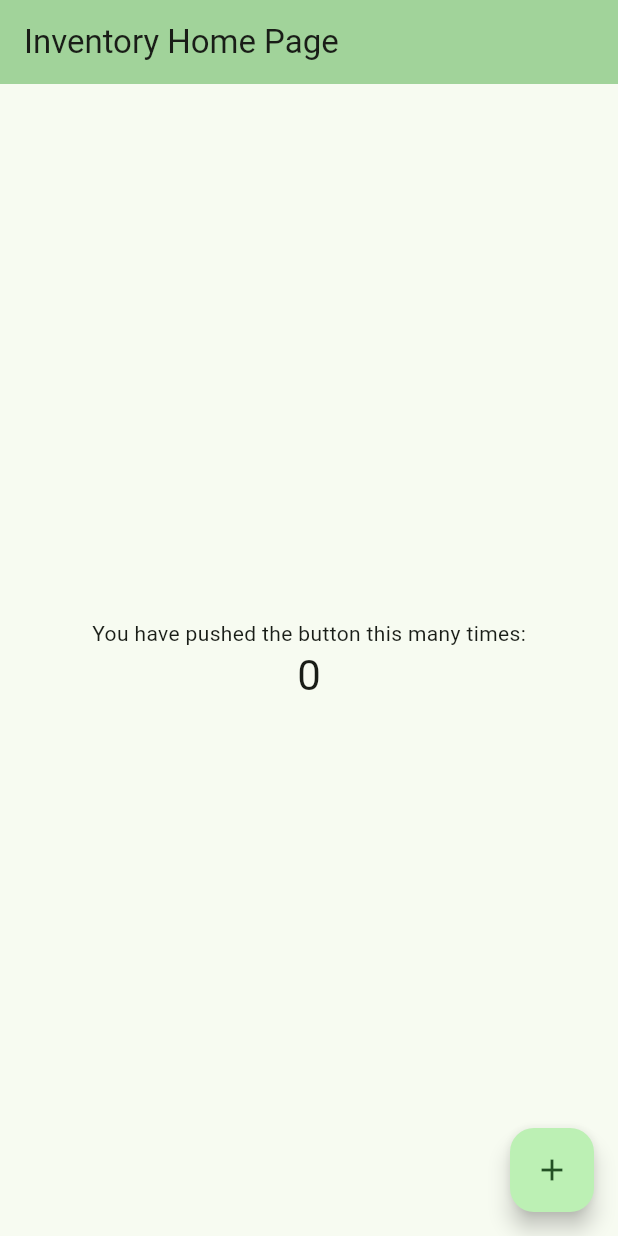
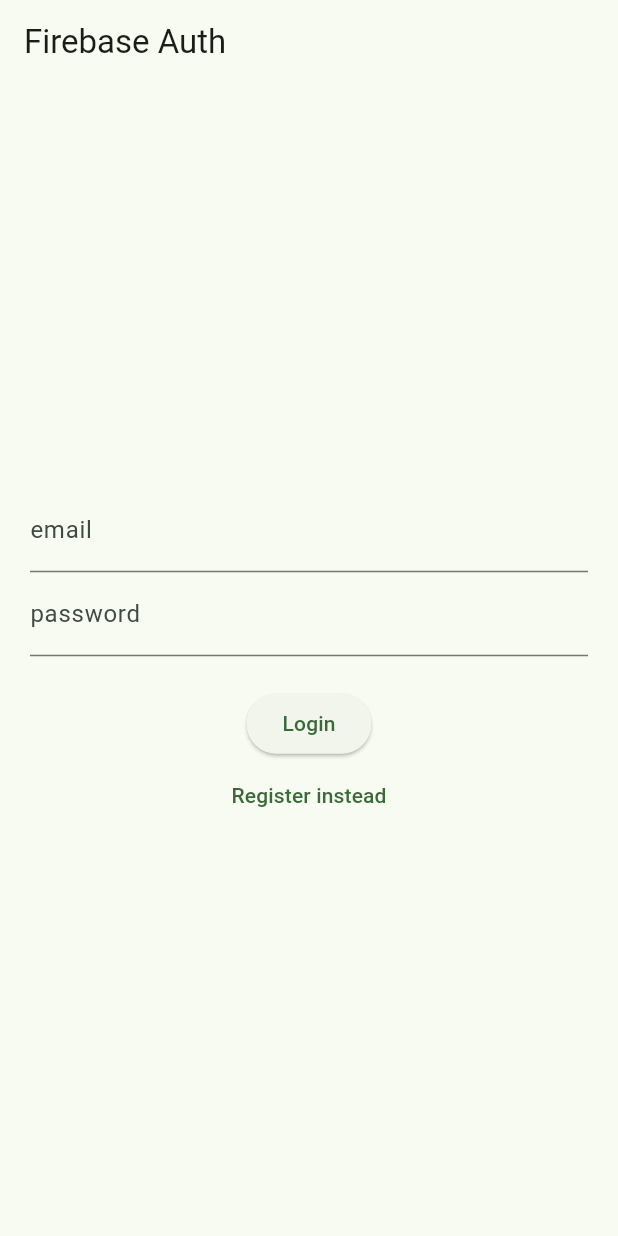
Before and after one commit to babineax/inventory-management-system, a Flutter app: the screen it shows after launch, on a phone screen of 412 x 824 dp. Run offline on Flutter 3.47's test engine with Material 3 defaults, Android fonts, the phone set to English and light mode, and no system bars; our stand-ins replace firebase_auth, firebase_core; accounts and stored records are empty.

Commit message:
attempted auth in a different way

```diff
--- /dev/null
+++ b/lib/auth.dart
@@ -0,0 +1,30 @@
+import 'package:firebase_auth/firebase_auth.dart';
+
+class Auth {
+  final FirebaseAuth _firebaseAuth = FirebaseAuth.instance;
+  User? get currentUser => _firebaseAuth.currentUser;
+  Stream<User?> get authStateChanges => _firebaseAuth.authStateChanges();
+  Future<void> signInWithEmailAndPassword({
+    required String email,
+    required String password,
+  }) async {
+    await _firebaseAuth.signInWithEmailAndPassword(
+      email: email,
+      password: password,
+    );
+  }
+
+  Future<void> createUserWithEmailAndPassword({
+    required String email,
+    required String password,
+  }) async {
+    await _firebaseAuth.createUserWithEmailAndPassword(
+      email: email,
+      password: password,
+    );
+  }
+
+  Future<void> signOut() async {
+    await _firebaseAuth.signOut();
+  }
+}
--- a/lib/main.dart
+++ b/lib/main.dart
@@ -1,6 +1,7 @@
 import 'package:flutter/material.dart';
 import 'package:firebase_core/firebase_core.dart';
 import 'package:inventory_management_system/firebase_options.dart';
+import 'package:inventory_management_system/widget_tree.dart';
 
 // import 'package:auth_firebase/firebase_options.dart';
 // import 'pages/signup/signup.dart';
@@ -41,7 +42,8 @@
         colorScheme: ColorScheme.fromSeed(seedColor: Colors.green),
         useMaterial3: true,
       ),
-      home: const MyHomePage(title: 'Inventory Home Page'),
+      home: const WidgetTree(),
+      //const MyHomePage(title: 'Inventory Home Page'),
     );
   }
 }
--- /dev/null
+++ b/lib/pages/login_register_page.dart
@@ -0,0 +1,106 @@
+import 'package:flutter/material.dart';
+import 'package:firebase_auth/firebase_auth.dart';
+import '../auth.dart';
+
+class LoginPage extends StatefulWidget {
+  const LoginPage({Key? key}) : super(key: key);
+  @override
+  State<LoginPage> createState() => _LoginPageState();
+}
+
+class _LoginPageState extends State<LoginPage> {
+  String? errorMessage = '';
+
+  bool isLogin = true;
+  final TextEditingController _controllerEmail = TextEditingController();
+  final TextEditingController _controllerPassword = TextEditingController();
+
+  Future<void> signInWithEmailAndPassword() async {
+    try {
+      await Auth().signInWithEmailAndPassword(
+        email: _controllerEmail.text,
+        password: _controllerPassword.text,
+      );
+    } on FirebaseAuthException catch (e) {
+      setState(() {
+        errorMessage = e.message;
+      });
+    }
+  }
+
+  Future<void> createUserWithEmailAndPassword() async {
+    try {
+      await Auth().createUserWithEmailAndPassword(
+        email: _controllerEmail.text,
+        password: _controllerPassword.text,
+      );
+    } on FirebaseAuthException catch (e) {
+      setState(() {
+        errorMessage = e.message;
+      });
+    }
+  }
+
+  Widget _title() {
+    return const Text('Firebase Auth');
+  }
+
+  Widget _entryField(
+    String title,
+    TextEditingController controller,
+  ) {
+    return TextField(
+      controller: controller,
+      decoration: InputDecoration(
+        labelText: title,
+      ),
+    );
+  }
+
+  Widget _errorMessage() {
+    return Text(errorMessage == '' ? '' : 'humm ? $errorMessage');
+  }
+
+  Widget _submitButton() {
+    return ElevatedButton(
+      onPressed:
+          isLogin ? signInWithEmailAndPassword : createUserWithEmailAndPassword,
+      child: Text(isLogin ? 'Login' : 'Register'),
+    );
+  }
+
+  Widget _loginOrRegisterButton() {
+    return TextButton(
+      onPressed: () {
+        setState(() {
+          isLogin = !isLogin;
+        });
+      },
+      child: Text(isLogin ? 'Register instead' : 'Login instead'),
+    );
+  }
+
+  @override
+  Widget build(BuildContext context) {
+    return Scaffold(
+        appBar: AppBar(
+          title: _title(),
+        ), // AppBar
+        body: Container(
+          height: double.infinity,
+          width: double.infinity,
+          padding: const EdgeInsets.all(20),
+          child: Column(
+            crossAxisAlignment: CrossAxisAlignment.center,
+            mainAxisAlignment: MainAxisAlignment.center,
+            children: <Widget>[
+              _entryField('email', _controllerEmail),
+              _entryField('password', _controllerPassword),
+              _errorMessage(),
+              _submitButton(),
+              _loginOrRegisterButton(),
+            ], // <widget>[]
+          ), // Column
+        )); // Container
+  }
+}
--- /dev/null
+++ b/lib/widget_tree.dart
@@ -0,0 +1,27 @@
+import 'package:inventory_management_system/auth.dart';
+
+import 'package:inventory_management_system/pages/home_page.dart';
+import 'package:inventory_management_system/pages/login_register_page.dart';
+import 'package:flutter/material.dart';
+
+class WidgetTree extends StatefulWidget {
+  const WidgetTree({Key? key}) : super(key: key);
+
+  @override
+  State<WidgetTree> createState() => _WidgetTreeState();
+}
+
+class _WidgetTreeState extends State<WidgetTree> {
+  @override
+  Widget build(BuildContext context) {
+    return StreamBuilder(
+        stream: Auth().authStateChanges,
+        builder: (context, snapshot) {
+          if (snapshot.hasData) {
+            return HomePage();
+          } else {
+            return const LoginPage();
+          }
+        }); // StreamBuilder
+  }
+}
```
Also changed, not shown: lib/pages/home_page.dart (added, +46 -0 lines), lib/firebase_options.dart, pubspec.lock, 5 other files.
